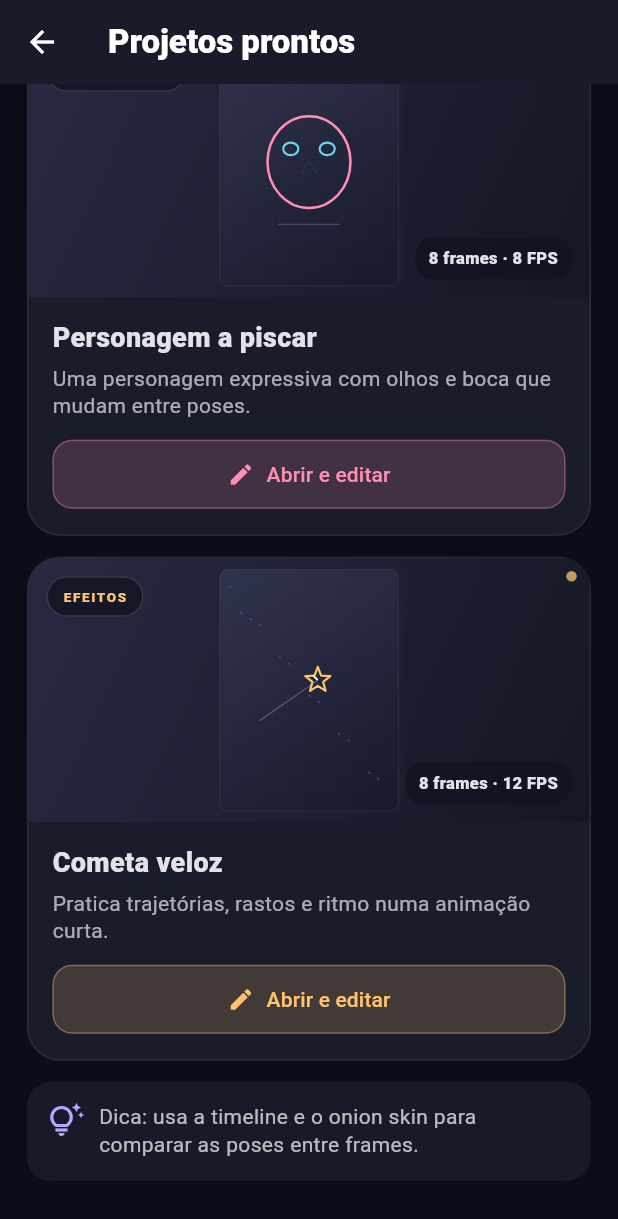
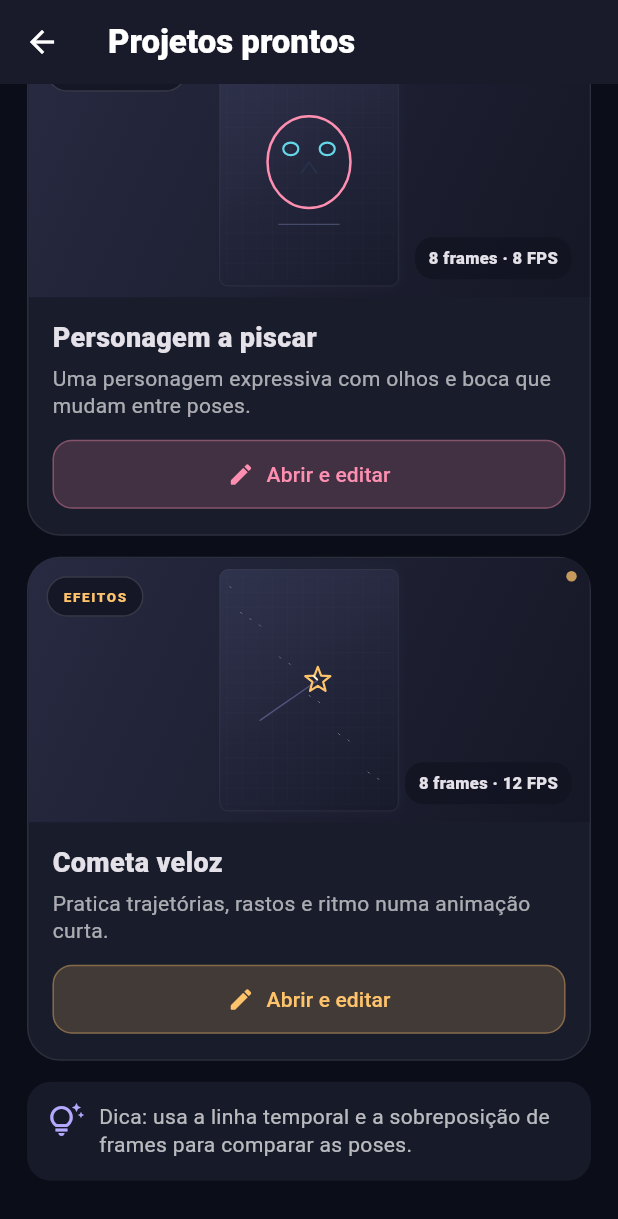
Before and after one commit to nexauren1/Animations-2D-, a Flutter app: the TemplateGalleryScreen screen opened directly, scrolled down 1728 dp, on a phone screen of 412 x 824 dp. Shown: the top 1219 px of the screen. Run offline on Flutter 3.47's test engine with Material 3 defaults, Android fonts, the phone set to English and light mode, and no system bars; our stand-ins replace audioplayers, cloud_firestore, file_picker, firebase_auth, firebase_core, google_sign_in and 3 more; accounts and stored records are empty; generated files the repository leaves out were written again.

Commit message:
Translate animation tip into user-facing Portuguese

```diff
--- a/lib/screens/template_gallery_screen.dart
+++ b/lib/screens/template_gallery_screen.dart
@@ -64,7 +64,7 @@ class TemplateGalleryScreen extends StatelessWidget {
                 Icon(Icons.tips_and_updates_outlined, color: Color(0xFFB5A8FF)),
                 SizedBox(width: 10),
                 Expanded(
-                  child: Text('Dica: usa a timeline e o onion skin para comparar as poses entre frames.',
+                  child: Text('Dica: usa a linha temporal e a sobreposição de frames para comparar as poses.',
                       style: TextStyle(color: Colors.white70, height: 1.35)),
                 ),
               ],
```
